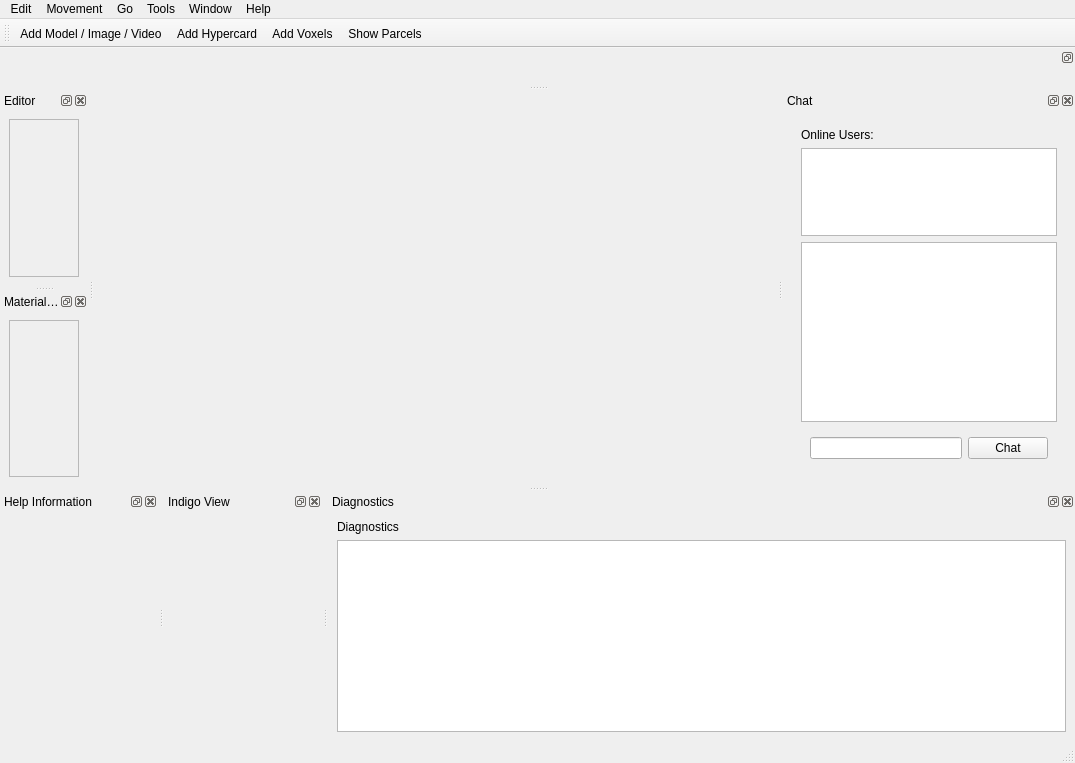
Before: the Qt Designer form gui_client/MainWindow.ui in shipilovden/substrata-metasiberia, drawn with Qt 5.
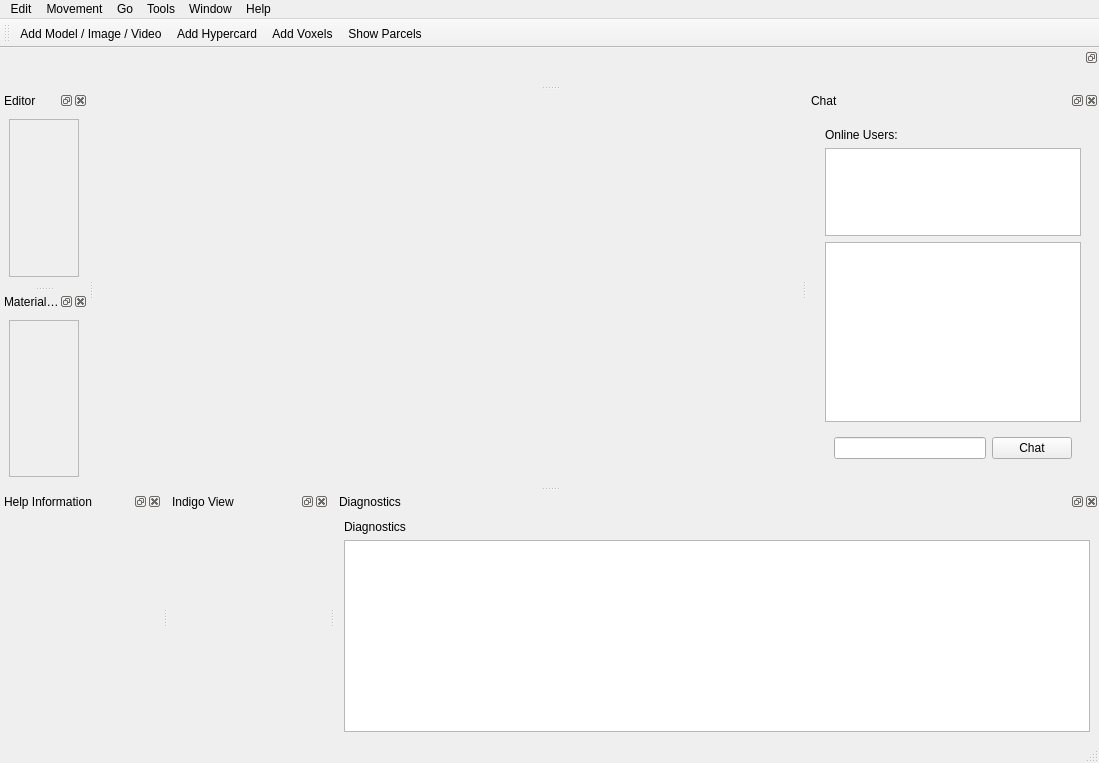
After: the same form once the commit is applied. Custom widgets are drawn as their Qt base class.

Patch:
```diff
--- a/gui_client/MainWindow.ui
+++ b/gui_client/MainWindow.ui
@@ -6,7 +6,7 @@
    <rect>
     <x>0</x>
     <y>0</y>
-    <width>1075</width>
+    <width>1099</width>
     <height>763</height>
    </rect>
   </property>
@@ -34,7 +34,7 @@
     <rect>
      <x>0</x>
      <y>0</y>
-     <width>1075</width>
+     <width>1099</width>
      <height>21</height>
     </rect>
    </property>
```
Left out of the diff: 19 changed lines with no effect on the pictures.
